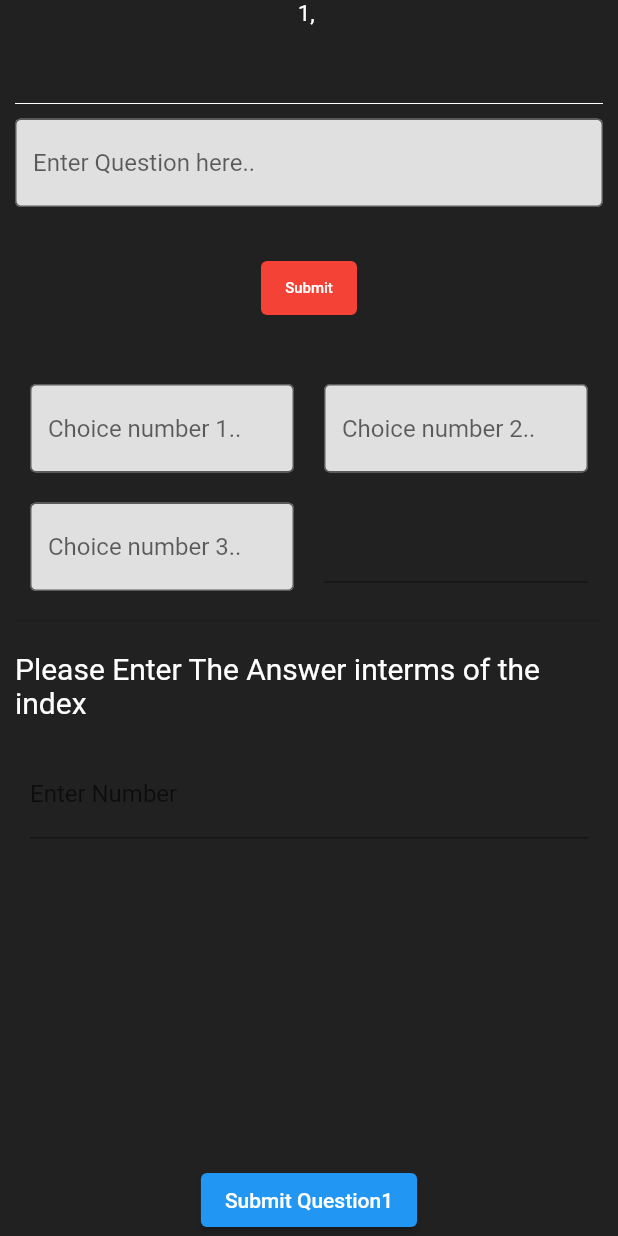
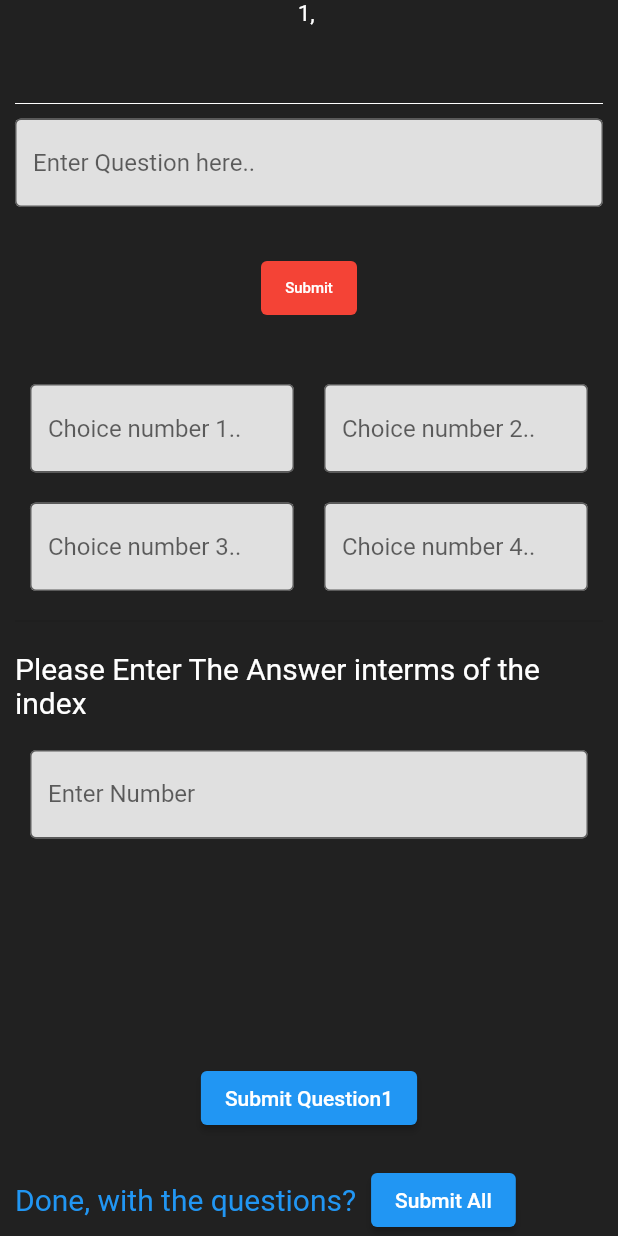
Before and after one commit to Hilkiah-S/Quiz-, a Flutter app: the screen it shows after launch, after a tap on "Submit", on a phone screen of 412 x 824 dp. Run offline on Flutter 3.47's test engine with Material 2 defaults, Android fonts, the phone set to English and light mode, and no system bars.

Commit message:
Edited project

```diff
--- a/lib/create questions.dart
+++ b/lib/create questions.dart
@@ -1,5 +1,6 @@
 import 'package:flutter/material.dart';
 import 'package:flutter/services.dart';
+import 'package:quiz/main.dart';
 
 class Anewquestion extends StatefulWidget {
   const Anewquestion({super.key});
@@ -65,10 +66,10 @@ children:[
       child:Text("Submit",style: TextStyle(color:Colors.white,fontSize: 10.0),),
       style: ButtonStyle(backgroundColor: MaterialStateProperty.all(Colors.red)),
       onPressed:(){
-      createdquestions.add(question1);
+      createdquestions.add(edittext.text);
 
          setState((){
-          question=" ";
+          //question=" ";
           output=output+"${a},  ${createdquestions[b]}\n";
          });
          edittext.clear();
@@ -154,7 +155,12 @@ children:[
       child: Padding(
         padding: const EdgeInsets.all(10.0),
         child: TextField(
-
+          decoration: InputDecoration(
+            fillColor: Colors.grey[300],
+            filled: true,
+            border:OutlineInputBorder(),
+            hintText:"Choice number 4..",
+          ),
           controller: edittext4,
           style: TextStyle(color: Colors.black),
           onSubmitted: (somevalue){setState((){
@@ -188,7 +194,11 @@ children:[
       child: Padding(
         padding: const EdgeInsets.all(10.0),
         child: TextField(
-          decoration: InputDecoration(labelText: 'Enter Number'),
+          decoration: InputDecoration(
+             fillColor: Colors.grey[300],
+            filled: true,
+            border:OutlineInputBorder(),
+            labelText: 'Enter Number'),
  keyboardType: TextInputType.numberWithOptions(),
 inputFormatters: <TextInputFormatter>[
   FilteringTextInputFormatter.allow(RegExp(r'[0-9]+[,.]{0,1}[0-9]*')),
@@ -222,23 +232,35 @@ inputFormatters: <TextInputFormatter>[
     height: 20.0,
   ),
   ElevatedButton(onPressed: (){
-   createdanswers.add(choice1);
-   createdanswers.add(choice2);
-   createdanswers.add(choice3);
-   createdanswers.add(choice4);
-   answerlist.add(answer);
+   createdanswers.add(edittext1.text);
+   createdanswers.add(edittext2.text);
+   createdanswers.add(edittext3.text);
+   createdanswers.add(edittext4.text);
+   answerlist.add(int.parse(edittextlast.text));
    edittext1.clear();
    edittext2.clear();
    edittext3.clear();
    edittext4.clear();
    edittextlast.clear();
-   print("Question quee"+ createdanswers[3]);
+   print("Question quee "+ createdanswers[3]);
+   print(createdquestions[0]);
+   print(answerlist[0]);
+   print("Done");
  setState(() {
    q++;
  });
 
   }, child: Text("Submit Question${q}")),
-
+     SizedBox(height:20.0),
+     Row(
+       children: [
+         Text("Done, with the questions?", style: TextStyle(color:Colors.blue,fontSize: 20.0),),
+         SizedBox(width: 10.0,),
+         ElevatedButton(onPressed:(){
+          Navigator.of(context).push(MaterialPageRoute(builder:(context)=>QuizPage(questions:createdquestions,answernumb:answerlist,answers:createdanswers)));
+         } , child: Text("Submit All"))
+       ],
+     )
      ]));
   }
 }
```
Also changed, not shown: lib/main.dart (+53 -23 lines).
